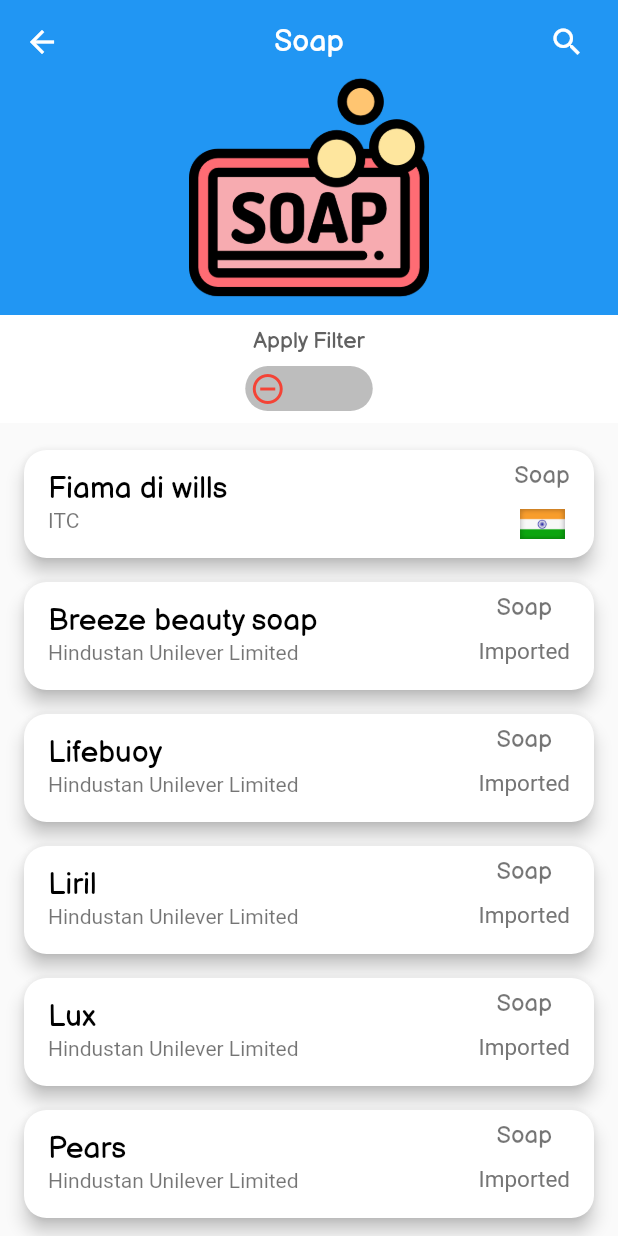
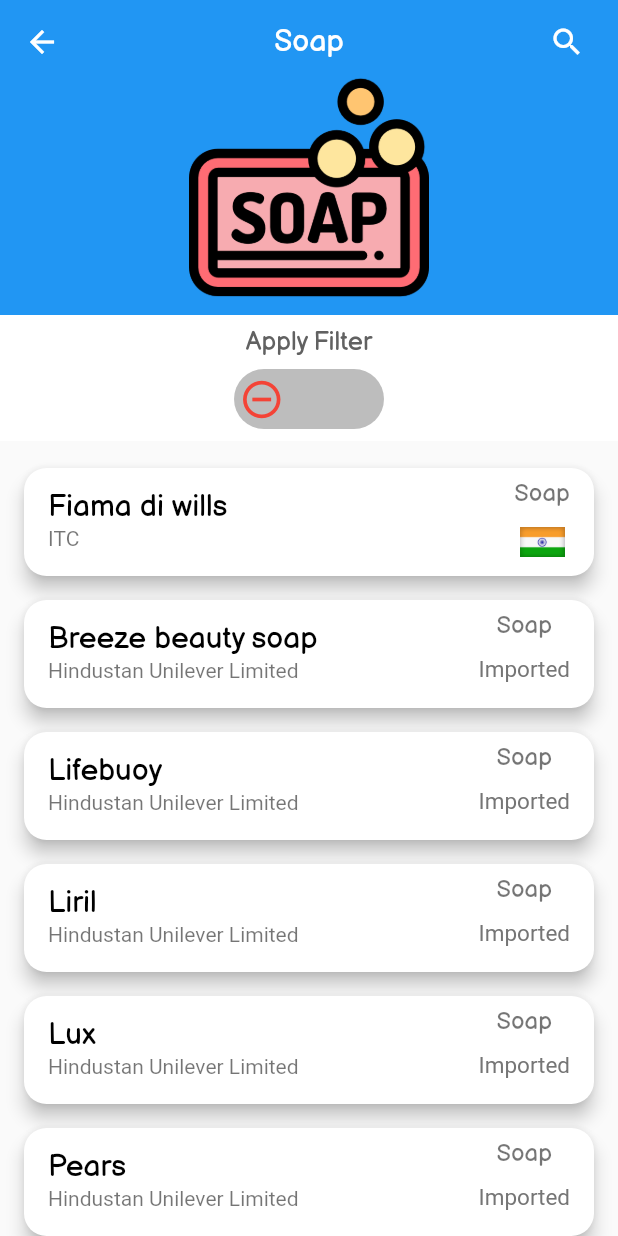
Before and after one commit to JashanPuri/Swadeshi-App, a Flutter app: the screen it shows after launch, after a tap on "Soap", on a phone screen of 412 x 824 dp. Run offline on Flutter 3.47's test engine with Material 2 defaults, Android fonts, the phone set to English and light mode, and no system bars; our stand-ins replace flutter_sticky_header.

Commit message:
Button Changes

```diff
--- a/swadeshi_app/lib/animatedToggleButton.dart
+++ b/swadeshi_app/lib/animatedToggleButton.dart
@@ -18,14 +18,14 @@ class _AnimatedToggleButtonState extends State<AnimatedToggleButton> {
     return InkWell(
       onTap: () {
         setState(() {
-          widget.changeState(context);
+          widget.changeState();
           widget.boolValue = !widget.boolValue;
         });
       },
       child: AnimatedContainer(
         duration: Duration(milliseconds: 1000),
-        width: 85,
-        height: 30,
+        width: 100,
+        height: 40,
         decoration: BoxDecoration(
           color: widget.boolValue ? Colors.greenAccent[100] : Colors.grey[400],
           borderRadius: BorderRadius.circular(20),
@@ -35,9 +35,9 @@ class _AnimatedToggleButtonState extends State<AnimatedToggleButton> {
             AnimatedPositioned(
               duration: Duration(milliseconds: 1000),
               curve: Curves.easeIn,
-              top: 3.0,
-              left: widget.boolValue ? 55 : 0,
-              right: widget.boolValue ? 0 : 55,
+              top: 5.0,
+              left: widget.boolValue ? 63 : 0,
+              right: widget.boolValue ? 0 : 63,
               child: AnimatedSwitcher(
                 duration: Duration(milliseconds: 1000),
                 transitionBuilder: (child, animation) {
--- a/swadeshi_app/lib/items_screen/item_screen.dart
+++ b/swadeshi_app/lib/items_screen/item_screen.dart
@@ -1,5 +1,6 @@
 import 'package:flutter/material.dart';
 import 'package:flutter_sticky_header/flutter_sticky_header.dart';
+import 'package:swadeshi_app/animatedToggleButton.dart';
 
 import '../items_screen/items_search.dart';
 import '../items_screen/items_tile.dart';
@@ -19,7 +20,7 @@ class ItemScreen extends StatefulWidget {
 class _ItemScreenState extends State<ItemScreen> {
   bool onlyIndian = false;
 
-  switchIndian() {
+  void switchIndian() {
     setState(() {
       onlyIndian = !onlyIndian;
     });
@@ -88,72 +89,36 @@ class _ItemScreenState extends State<ItemScreen> {
                         'Apply Filter',
                         style: Theme.of(context).textTheme.headline5.copyWith(
                               color: Colors.grey[700],
-                              fontSize: 15,
+                              fontSize: 17,
                             ),
                       ),
                     ),
-                    InkWell(
-                      onTap: () {
-                        setState(() {
-                          onlyIndian = !onlyIndian;
-                        });
-                      },
-                      child: AnimatedContainer(
-                        duration: Duration(milliseconds: 1000),
-                        width: 85,
-                        height: 30,
-                        decoration: BoxDecoration(
-                          color: onlyIndian
-                              ? Colors.greenAccent[100]
-                              : Colors.grey[400],
-                          borderRadius: BorderRadius.circular(20),
+                    AnimatedToggleButton(
+                      boolValue: onlyIndian,
+                      changeState: switchIndian,
+                      buttonOff: Icon(
+                          Icons.remove_circle_outline,
+                          color: Colors.red,
+                          size: 30,
+                          key: UniqueKey(),
                         ),
-                        child: Stack(
-                          children: <Widget>[
-                            AnimatedPositioned(
-                              duration: Duration(milliseconds: 1000),
-                              curve: Curves.easeIn,
-                              top: 3.0,
-                              left: onlyIndian ? 55 : 0,
-                              right: onlyIndian ? 0 : 55,
-                              child: AnimatedSwitcher(
-                                duration: Duration(milliseconds: 1000),
-                                transitionBuilder: (child, animation) {
-                                  return RotationTransition(
-                                    child: child,
-                                    turns: animation,
-                                  );
-                                },
-                                child: onlyIndian
-                                    ? Padding(
-                                        padding:
-                                            const EdgeInsets.only(top: 2.5),
+                      buttonOn: Padding(
+                        padding: const EdgeInsets.only(top: 2.8),
                         child: Container(
                           decoration: BoxDecoration(
-                                            borderRadius:
-                                                BorderRadius.circular(30),
+                            borderRadius: BorderRadius.circular(30),
                           ),
                           child: ClipOval(
                             child: Image.asset(
                               "assets/indian_flag_image/indian_flag.png",
-                                              height: 20,
-                                              width: 20,
+                              height: 25,
+                              width: 25,
                               fit: BoxFit.cover,
                             ),
                           ),
                         ),
-                                      )
-                                    : Icon(
-                                        Icons.remove_circle_outline,
-                                        color: Colors.red,
-                                        key: UniqueKey(),
-                                      ),
                       ),
                     )
-                          ],
-                        ),
-                      ),
-                    ),
                   ],
                 ),
               ),
```
Also changed, not shown: swadeshi_app/lib/search_main_page.dart (+51 -11 lines). Lines whose indentation alone changed are shown as unchanged.
